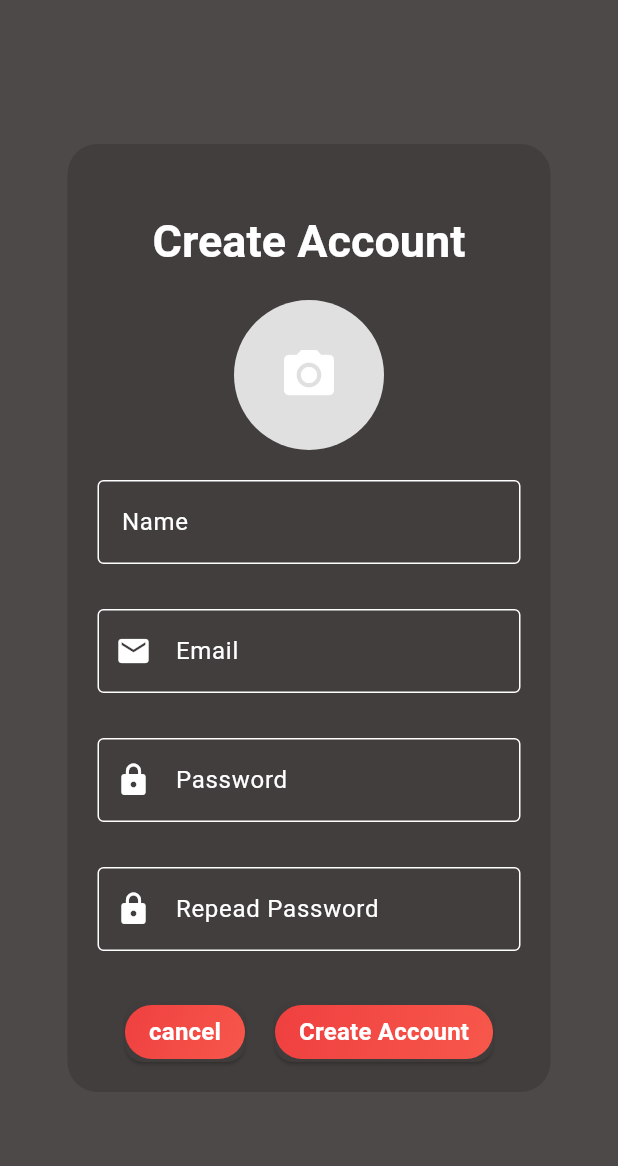
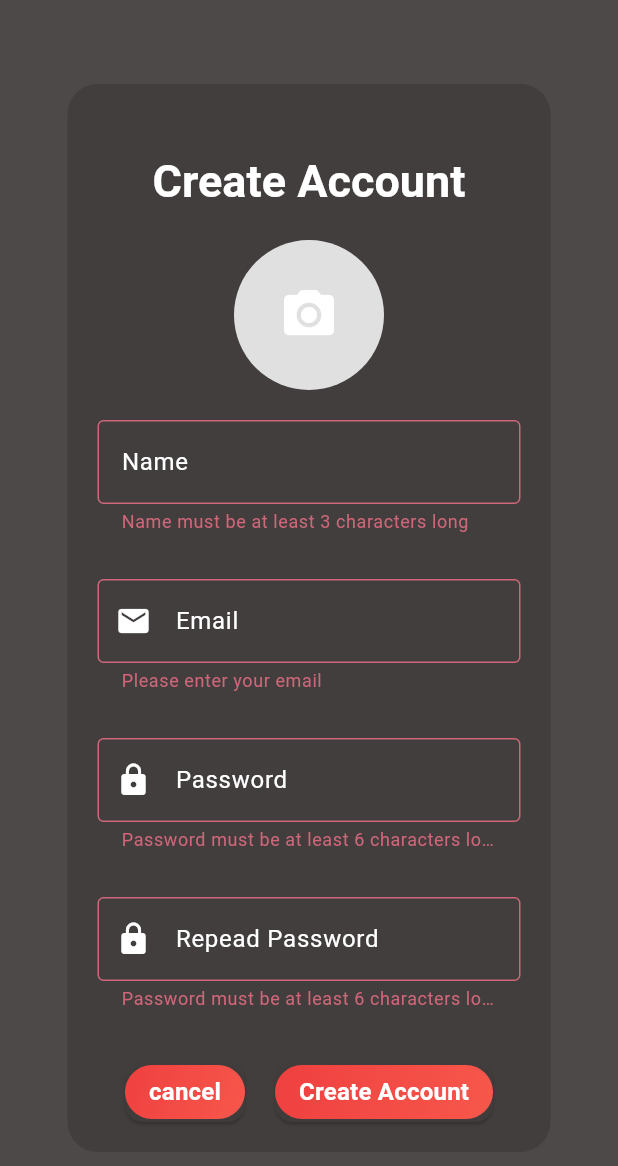
Before and after one commit to DawidMartyniuk/Exercise-Plan-Front, a Flutter app: the RegisterScreen screen opened directly, after a tap on "Create Account", on a phone screen of 412 x 824 dp. Shown: the top 1166 px of the screen. Run offline on Flutter 3.47's test engine with Material 3 defaults, Android fonts, the phone set to English and light mode, and no system bars; our stand-ins replace flutter_riverpod, google_fonts, image_picker.

Commit message:
Implement authentication service with login

```diff
--- a/lib/main.dart
+++ b/lib/main.dart
@@ -2,6 +2,7 @@ import 'package:flutter/material.dart';
 
 import 'package:google_fonts/google_fonts.dart';
 import 'package:work_plan_front/screens/start.dart';
+import 'package:flutter_riverpod/flutter_riverpod.dart';
 
 final colorScheme = const ColorScheme.dark(
   primary: Colors.black,
@@ -30,7 +31,7 @@ final theme =ThemeData().copyWith(
 
 
 void main() {
-  runApp(MyApp());
+  runApp( const ProviderScope(child:MyApp() ) );
 }
 
 class MyApp extends StatelessWidget {
--- /dev/null
+++ b/lib/model/User.dart
@@ -0,0 +1,26 @@
+class User {
+  final int id;
+  final String name;
+  final String email;
+  final String createdAt;
+  final String updatedAt;
+
+  User({
+    required this.id,
+    required this.name,
+    required this.email,
+    required this.createdAt,
+    required this.updatedAt,
+  });
+
+  // Factory method do tworzenia instancji User z mapy JSON
+  factory User.fromJson(Map<String, dynamic> json) {
+    return User(
+      id: json['id'] as int,
+      name: json['name'] as String,
+      email: json['email'] as String,
+      createdAt: json['created_at'] as String,
+      updatedAt: json['updated_at'] as String,
+    );
+  }
+}
--- a/lib/screens/login.dart
+++ b/lib/screens/login.dart
@@ -1,8 +1,11 @@
 import 'package:flutter/material.dart';
+import 'package:flutter_riverpod/flutter_riverpod.dart';
+import 'package:work_plan_front/model/authResponse.dart';
+import 'package:work_plan_front/provider/authProvider.dart';
 import 'package:work_plan_front/screens/register.dart';
 import 'package:work_plan_front/screens/start.dart';
 
-class LoginScreen extends StatefulWidget {
+class LoginScreen extends ConsumerStatefulWidget {
   const LoginScreen({super.key});
 
 
@@ -10,16 +13,20 @@ class LoginScreen extends StatefulWidget {
   _LoginScreenState createState() => _LoginScreenState();
 }
 
-class _LoginScreenState extends State<LoginScreen> {
+class _LoginScreenState extends ConsumerState<LoginScreen> {
   final _emailController = TextEditingController();
   final _passwordController = TextEditingController();
   final _formKey = GlobalKey<FormState>();
 
-  void login(BuildContext context) {
+  Future<void> _login(BuildContext context)async {
+    final email = _emailController.text;
+    final password = _passwordController.text;
     if (!_formKey.currentState!.validate()) {
       return;
     }
     else {
+     await ref.read(authProvider.notifier).login(email, password);
+    print("zalogowano na $email i $password");
     Navigator.of(
       context,
     ).push(MaterialPageRoute(builder: (context) => Startscreen()));
@@ -28,6 +35,8 @@ class _LoginScreenState extends State<LoginScreen> {
 
   @override
   Widget build(BuildContext context) {
+    final authResponse = ref.watch(authProvider);
+
     return Scaffold(
       body: Center(
         child: Padding(
@@ -147,7 +156,7 @@ class _LoginScreenState extends State<LoginScreen> {
                           ),
                           onPressed: () {
 
-                            login(context);
+                            _login(context);
                           },
                           child: Ink(
                             decoration: BoxDecoration(
@@ -175,6 +184,7 @@ class _LoginScreenState extends State<LoginScreen> {
                                   color: Theme.of(context).colorScheme.onSurface,
                                 ),
                               ),
+
                             ),
                           ),
                         ),
--- a/lib/screens/register.dart
+++ b/lib/screens/register.dart
@@ -12,9 +12,10 @@ class RegisterScreen extends StatefulWidget {
 class _RegisterScreenState extends State<RegisterScreen> {
  final _globalKey = GlobalKey<FormState>();
  final _nameController = TextEditingController();
- final _emailController = TextEditingController();
+  final  _emailController = TextEditingController();
   final _passwordController = TextEditingController();
-  File? _profileImage;
+  final _confirmPasswordController = TextEditingController();
+  File? _profileImage ;
 
   Future<void> _pickImage() async {
     final ImagePicker _picker = ImagePicker();
@@ -24,6 +25,15 @@ class _RegisterScreenState extends State<RegisterScreen> {
       setState(() {
         _profileImage = File(image.path);
       });
+    }
+  }
+  void register(BuildContext context) {
+    if (!_globalKey.currentState!.validate()) {
+      return;
+    } else {
+      Navigator.of(
+        context,
+      ).push(MaterialPageRoute(builder: (context) => LoginScreen()));
     }
   }
 
@@ -138,10 +148,26 @@ class _RegisterScreenState extends State<RegisterScreen> {
                     style: TextStyle(
                     color: Theme.of(context).colorScheme.onSurface,
                     ),
+                    validator: (value){
+                      if(value == null){
+                        return 'Please enter your password';
+                      }
+                      if(value.length < 6) {
+                        return 'Password must be at least 6 characters long';
+                      }
+                      final containsUpperCase = value.contains(RegExp(r'[A-Z]'));
+                      if(!containsUpperCase) {
+                        return 'Password must contain at least one uppercase latter';
+                      }
+                      if(_passwordController.text != _confirmPasswordController.text) {
+                        return 'Passwords is not the same';
+                      }
+                    },
                     obscureText: true,
                   ),
                   SizedBox(height: 30),
                   TextFormField(
+                    controller: _confirmPasswordController,
                     keyboardType: TextInputType.visiblePassword,
                     decoration: InputDecoration(
                     border: OutlineInputBorder(),
@@ -154,6 +180,21 @@ class _RegisterScreenState extends State<RegisterScreen> {
                     style: TextStyle(
                     color: Theme.of(context).colorScheme.onSurface,
                     ),
+                      validator: (value){
+                      if(value == null){
+                        return 'Please enter your password';
+                      }
+                      if(value.length < 6) {
+                        return 'Password must be at least 6 characters long';
+                      }
+                      final containsUpperCase = value.contains(RegExp(r'[A-Z]'));
+                      if(!containsUpperCase) {
+                        return 'Password must contain at least one uppercase latter';
+                      }
+                      if(_passwordController.text != _confirmPasswordController.text) {
+                        return 'Passwords is not the same';
+                      }
+                    },
                     obscureText: true,
                   ),
                   SizedBox(height: 30),
@@ -210,11 +251,7 @@ class _RegisterScreenState extends State<RegisterScreen> {
                       ),
                       ),
                       onPressed: () {
-                      Navigator.of(context).push(
-                        MaterialPageRoute(
-                        builder: (ctx) => RegisterScreen(),
-                        ),
-                      );
+                        register(context);
                       },
                       child: Ink(
                       decoration: BoxDecoration(
--- a/pubspec.yaml
+++ b/pubspec.yaml
@@ -36,6 +36,7 @@ dependencies:
   cupertino_icons: ^1.0.8
   google_fonts: ^6.2.1
   image_picker: ^1.1.2
+  flutter_riverpod: ^2.6.1
 
 dev_dependencies:
   flutter_test:
```
Also changed, not shown: lib/model/authResponse.dart (added, +20 -0 lines), lib/provider/authProvider.dart (added, +24 -0 lines), lib/serwis/authService.dart (added, +61 -0 lines), pubspec.lock.
